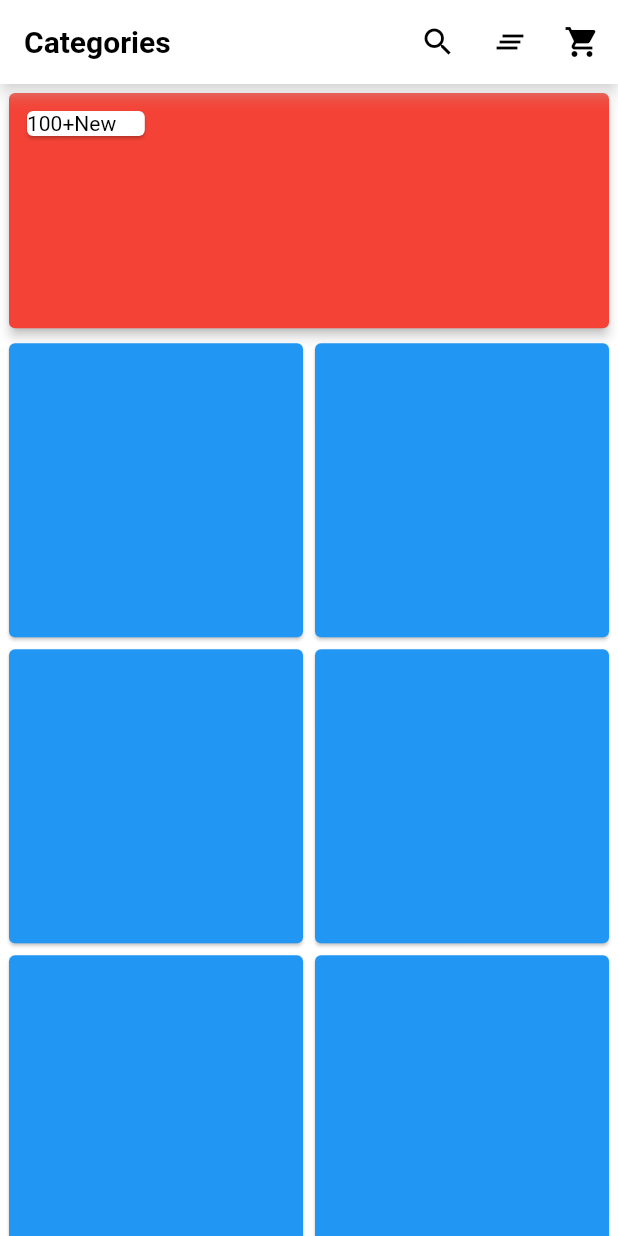
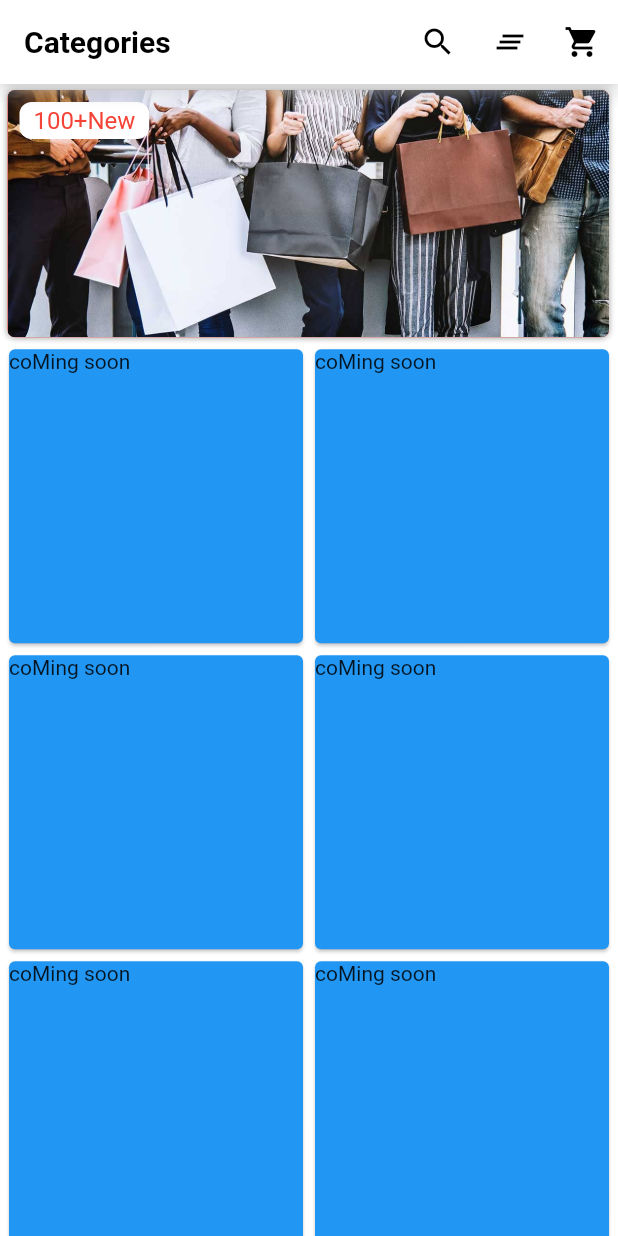
Before and after one commit to muhammedbadusha/ShoppMy_EcommerceApp, a Flutter app: the screen it shows after launch, item 2 of the bottom bar chosen, on a phone screen of 412 x 824 dp. Run offline on Flutter 3.47's test engine with Material 2 defaults, Android fonts, the phone set to English and light mode, and no system bars; our stand-ins replace bloc, flutter_bloc, flutter_custom_clippers, google_fonts, shared_preferences; missing offline and left inert: flutter_overlay_loader; network calls fail; Roboto replaces fonts that are missing (Mukta).

Commit message:
last id pass

```diff
--- a/lib/Blocs/IdProductsBloc/id_products_bloc.dart
+++ b/lib/Blocs/IdProductsBloc/id_products_bloc.dart
@@ -1,14 +1,28 @@
 import 'dart:async';
+
 
 import 'package:bloc/bloc.dart';
 import 'package:meta/meta.dart';
+import 'package:orgfirstproject/ApiCalls/ProductApi.dart';
+import 'package:orgfirstproject/ModelClasses/AllProductModel.dart';
+import 'package:orgfirstproject/ModelClasses/ProductIdModel.dart';
 
 part 'id_products_event.dart';
 part 'id_products_state.dart';
 
 class IdProductsBloc extends Bloc<IdProductsEvent, IdProductsState> {
-  IdProductsBloc() : super(IdProductsInitial()) {
-    on<IdProductsEvent>((event, emit) {
+  late List<ProductIdModel> productIdModel;
+  ProductApi productApi;
+  IdProductsBloc(this.productApi) : super(IdProductsInitial()) {
+    on<getProductIdEvent>((event, emit) async{
+      emit(ProductIdLoading());
+      try{
+        productIdModel=await productApi.idProductFunction(event.id);
+        emit(ProductIdLoaded());
+      }
+      catch(error){
+        emit(ProductIdError());
+      }
       // TODO: implement event handler
     });
   }
--- a/lib/Blocs/IdProductsBloc/id_products_event.dart
+++ b/lib/Blocs/IdProductsBloc/id_products_event.dart
@@ -2,3 +2,7 @@ part of 'id_products_bloc.dart';
 
 @immutable
 abstract class IdProductsEvent {}
+class getProductIdEvent extends  IdProductsEvent {
+   String id;
+  getProductIdEvent(this.id);
+}
--- a/lib/Blocs/IdProductsBloc/id_products_state.dart
+++ b/lib/Blocs/IdProductsBloc/id_products_state.dart
@@ -4,3 +4,7 @@ part of 'id_products_bloc.dart';
 abstract class IdProductsState {}
 
 class IdProductsInitial extends IdProductsState {}
+
+class ProductIdLoading extends IdProductsState {}
+class ProductIdLoaded extends IdProductsState {}
+class ProductIdError extends IdProductsState {}
--- /dev/null
+++ b/lib/ModelClasses/ProductIdModel.dart
@@ -0,0 +1,64 @@
+/// id : 9
+/// product_image : "books.jpg"
+/// product_name : "Book"
+/// price : "30"
+/// description : "Unread Books"
+
+class ProductIdModel {
+  ProductIdModel({
+      int? id,
+      String? productImage,
+      String? productName,
+      String? price,
+      String? description,}){
+    _id = id;
+    _productImage = productImage;
+    _productName = productName;
+    _price = price;
+    _description = description;
+}
+
+  ProductIdModel.fromJson(dynamic json) {
+    _id = json['id'];
+    _productImage = json['product_image'];
+    _productName = json['product_name'];
+    _price = json['price'];
+    _description = json['description'];
+  }
+  int? _id;
+  String? _productImage;
+  String? _productName;
+  String? _price;
+  String? _description;
+ProductIdModel copyWith({  int? id,
+  String? productImage,
+  String? productName,
+  String? price,
+  String? description,
+}) => ProductIdModel(  id: id ?? _id,
+  productImage: productImage ?? _productImage,
+  productName: productName ?? _productName,
+  price: price ?? _price,
+  description: description ?? _description,
+);
+  int? get id => _id;
+  String? get productImage => _productImage;
+  String? get productName => _productName;
+  String? get price => _price;
+  String? get description => _description;
+
+  Map<String, dynamic> toJson() {
+    final map = <String, dynamic>{};
+    map['id'] = _id;
+    map['product_image'] = _productImage;
+    map['product_name'] = _productName;
+    map['price'] = _price;
+    map['description'] = _description;
+    return map;
+  }
+  static List<ProductIdModel> listFromJson(List<dynamic> json){
+    return json == null
+        ? []
+        : json.map((value) => ProductIdModel.fromJson(value)).toList();
+  }
+}
--- a/lib/ScreenPages/CategoriesPage.dart
+++ b/lib/ScreenPages/CategoriesPage.dart
@@ -4,7 +4,7 @@ import 'package:flutter/widgets.dart';
 import 'package:google_fonts/google_fonts.dart';
 
 class CategoriesPage extends StatefulWidget {
-  const CategoriesPage({Key? key}) : super(key: key);
+   CategoriesPage({Key? key}) : super(key: key);
 
   @override
   State<CategoriesPage> createState() => _CategoriesPageState();
@@ -54,31 +54,54 @@ class _CategoriesPageState extends State<CategoriesPage> {
               mainAxisAlignment: MainAxisAlignment.start,
               children: [
                 Padding(
-                  padding: const EdgeInsets.all(2),
+                  padding: const EdgeInsets.fromLTRB(5, 4, 6, 4),
                   child: Container(
+                 decoration: BoxDecoration(
+                   boxShadow: [
+                     BoxShadow(
+                       color: Colors.white,
+                       offset: const Offset(
+                         5.0,
+                         5.0,
+                       ),
+                       blurRadius: 10.0,
+                       spreadRadius: 2.0,
+                     ), //BoxShadow
+                     BoxShadow(
+                       color: Colors.grey,
+                       offset: const Offset(0.0, 0.0),
+                       blurRadius: 3.0,
+                       spreadRadius: 0.0,
+                     ), //BoxShadow
+                   ],
+                   borderRadius: BorderRadius.circular(5),
+                   color: Colors.red,
+                   image: DecorationImage(
+                     image: AssetImage('assets/images/catagories1.jpg'),fit: BoxFit.cover
+                   ),
+                 ),
                     height: MediaQuery.of(context).size.height * .20,
                     width: MediaQuery.of(context).size.width,
-                    child: Card(
-                      color: Colors.red,
-                      elevation: 3,
                     child: Column(
                     crossAxisAlignment: CrossAxisAlignment.start,
                       children: [
                         Padding(
                           padding: const EdgeInsets.only(left: 8,top: 8),
                           child: Container(
+                            decoration: BoxDecoration(
+                              color: Colors.white,
+                              borderRadius: BorderRadius.all(Radius.circular(8))
+                            ),
+                            alignment: Alignment.center,
                             height: MediaQuery.of(context).size.height *.03,
                             width: MediaQuery.of(context).size.width*.21,
-                              child: Card(
-
-                                child: Text("100+New",style:GoogleFonts.mukta(textStyle: TextStyle(color: Colors.black))
+                            child: Text("100+New",style:GoogleFonts.mukta(textStyle: TextStyle(color: Colors.red,fontWeight:FontWeight.w400,fontSize: 16))
                              // TextStyle(color: Colors.black,fontWeight: FontWeight.w400),
-                                ),),
+                            ),
                           ),
                         ),
 
                       ],
-                      ),
                     ),
                   ),
                 ),
@@ -96,6 +119,7 @@ class _CategoriesPageState extends State<CategoriesPage> {
                       itemBuilder: (BuildContext context, int index) {
                         return Card(
                           color: Colors.blue,
+                          child: Text("coMing soon"),
                         );
                       }),
                 )
--- a/lib/main.dart
+++ b/lib/main.dart
@@ -3,15 +3,12 @@ import 'package:flutter_bloc/flutter_bloc.dart';
 import 'package:orgfirstproject/ApiCalls/ProductApi.dart';
 import 'package:orgfirstproject/ApiCalls/UserApi.dart';
 import 'package:orgfirstproject/Blocs/AllProductsBloc/all_productsbloc_bloc.dart';
+import 'package:orgfirstproject/Blocs/IdProductsBloc/id_products_bloc.dart';
 import 'package:orgfirstproject/Blocs/LoginBloc/loginbloc_bloc.dart';
 import 'package:orgfirstproject/Blocs/Passwordeye/hide_text_bloc.dart';
 import 'package:orgfirstproject/Blocs/SignupBloc/signupbloc_bloc.dart';
-import 'package:orgfirstproject/ScreenPages/CategoriesPage.dart';
-import 'package:orgfirstproject/ScreenPages/HelpPage.dart';
 import 'package:orgfirstproject/ScreenPages/HomeScreen.dart';
 import 'package:orgfirstproject/ScreenPages/LoginPage.dart';
-import 'package:orgfirstproject/ScreenPages/OrdersPage.dart';
-import 'package:orgfirstproject/ScreenPages/SplashScreen.dart';
 
 
 
@@ -33,6 +30,7 @@ ProductApi productApi =ProductApi();
 BlocProvider(create: (context)=>SignupblocBloc(userApi)),
         BlocProvider(create: (context)=>LoginblocBloc(userApi)),
         BlocProvider(create: (context)=>AllProductsblocBloc(productApi)),
+        BlocProvider(create: (context)=>IdProductsBloc(productApi)),
       ],
       child: MaterialApp(
         theme: ThemeData(
```
Also changed, not shown: lib/ApiCalls/ProductApi.dart (+8 -3 lines), lib/ScreenPages/HelpPage.dart (+93 -23 lines), lib/ScreenPages/HomeScreen.dart (+11 -4 lines), assets/images/catagories1.jpg (added). Lines whose indentation alone changed are shown as unchanged.
